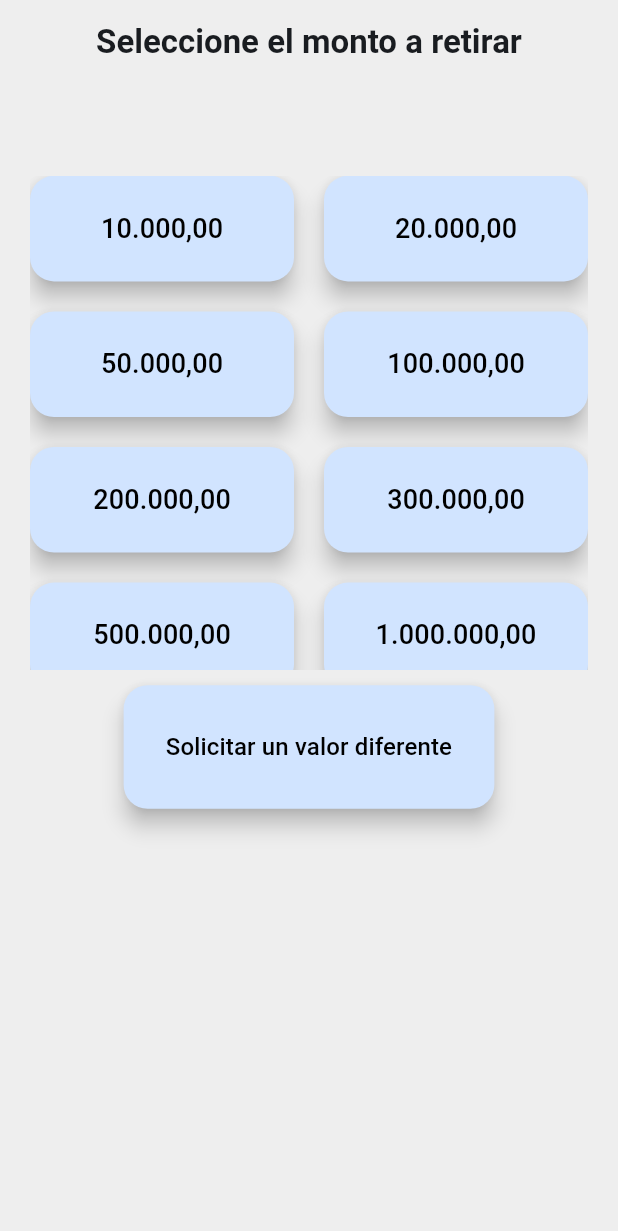
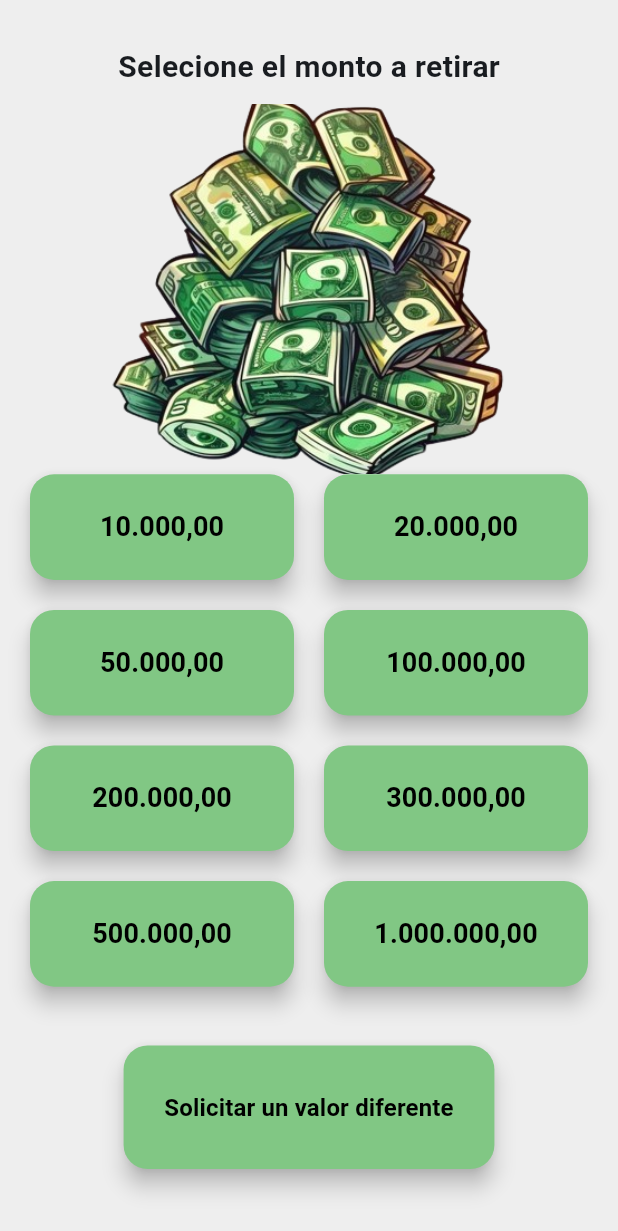
Before and after one commit to zelecto/Sistema-de-informacion, a Flutter app: the MontoSelecionarView screen opened by its route, on a phone screen of 412 x 824 dp. Shown: the top 1231 px of the screen. Run offline on Flutter 3.47's test engine with Material 3 defaults, Android fonts, the light colour scheme and no system bars; our stand-ins replace animate_do, flutter_hooks, go_router, hooks_riverpod, shared_preferences; missing offline and left inert: awesome_card; accounts and stored records are empty.

Commit message:
mejoras visuales generales

```diff
--- a/Cajero/cajero/lib/presetation/screens/register/credt_card_form.dart
+++ b/Cajero/cajero/lib/presetation/screens/register/credt_card_form.dart
@@ -217,7 +217,7 @@ class CreditCardForm extends HookWidget {
                         if (value == null || value.isEmpty) {
                           return 'Este campo es obligatorio';
                         }
-                        if (value.length < 3) {
+                        if (controllerCcv.text.length < 3) {
                           return 'El CCV debe tener al menos 3 dígitos';
                         }
                         return null;
--- a/Cajero/cajero/lib/presetation/screens/retirar/credit_card/retirar_credit_card_home_view.dart
+++ b/Cajero/cajero/lib/presetation/screens/retirar/credit_card/retirar_credit_card_home_view.dart
@@ -294,7 +294,7 @@ class RetirarCreditCard extends HookConsumerWidget {
 }
 
 class _SkeletonCreditCard extends StatelessWidget {
-  const _SkeletonCreditCard({super.key});
+  const _SkeletonCreditCard();
 
   @override
   Widget build(BuildContext context) {
--- a/Cajero/cajero/lib/presetation/screens/retirar/widget/monto_selecionar_view.dart
+++ b/Cajero/cajero/lib/presetation/screens/retirar/widget/monto_selecionar_view.dart
@@ -31,13 +31,6 @@ class MontoSelecionarView extends HookConsumerWidget {
     final controllerValue = useTextEditingController();
 
     return Scaffold(
-      appBar: AppBar(
-        centerTitle: true,
-        title: const Text(
-          'Seleccione el monto a retirar',
-          style: TextStyle(fontWeight: FontWeight.bold, fontSize: 22),
-        ),
-      ),
       body: Container(
         padding: const EdgeInsets.all(20),
         height: double.infinity,
@@ -47,11 +40,21 @@ class MontoSelecionarView extends HookConsumerWidget {
             child: Column(
               mainAxisAlignment: MainAxisAlignment.spaceBetween,
               children: [
-                SizedBox(
-                  height: ScreenSize.getHeight(context) * 0.05,
+                const Padding(
+                  padding: EdgeInsets.symmetric(vertical: 10.0),
+                  child: Text(
+                    'Selecione el monto a retirar',
+                    style: TextStyle(fontSize: 20, fontWeight: FontWeight.bold),
+                  ),
+                ),
+                Image.asset(
+                  'assets/images/dinero.png',
+                  fit: BoxFit.cover,
+                  height: ScreenSize.getHeight(context) * 0.3,
+                  width: ScreenSize.getWidth(context),
                 ),
                 SizedBox(
-                  height: ScreenSize.getHeight(context) * 0.4,
+                  height: ScreenSize.getHeight(context) * 0.45,
                   child: GridView.count(
                     physics: const NeverScrollableScrollPhysics(),
                     crossAxisCount: 2,
@@ -61,11 +64,25 @@ class MontoSelecionarView extends HookConsumerWidget {
                     children: listValores.map((value) {
                       return FloatingActionButton(
                         heroTag: value,
-                        onPressed: () {},
+                        onPressed: () {
+                          late Retiro retiro;
+                          if (creditCardEntity != null) {
+                            retiro = Retiro(
+                              montoRetirar: value,
+                              creditCard: creditCardEntity,
+                            );
+                            context.go('/codigo-CCV');
+                          } else {
+                            retiro = Retiro(montoRetirar: 1000);
+                          }
+                        },
+                        backgroundColor: Color(Colors.green.shade300.value),
                         child: Text(
                           numberFormat.format(value),
                           style: const TextStyle(
-                              color: Colors.black, fontSize: 18),
+                              color: Colors.black,
+                              fontSize: 18,
+                              fontWeight: FontWeight.bold),
                         ),
                       );
                     }).toList(),
@@ -77,6 +94,7 @@ class MontoSelecionarView extends HookConsumerWidget {
                   height: ScreenSize.getHeight(context) * 0.1,
                   child: FloatingActionButton(
                     heroTag: 'Solicitar un valor diferente',
+                    backgroundColor: Color(Colors.green.shade300.value),
                     onPressed: () {
                       showDialog<String>(
                         context: context,
@@ -114,12 +132,12 @@ class MontoSelecionarView extends HookConsumerWidget {
                     child: const Text(
                       "Solicitar un valor diferente",
                       textAlign: TextAlign.center,
-                      style: TextStyle(color: Colors.black, fontSize: 16),
+                      style: TextStyle(
+                          color: Colors.black,
+                          fontSize: 16,
+                          fontWeight: FontWeight.bold),
                     ),
                   ),
-                ),
-                SizedBox(
-                  height: ScreenSize.getHeight(context) * 0.1,
                 ),
               ],
             ),
```
